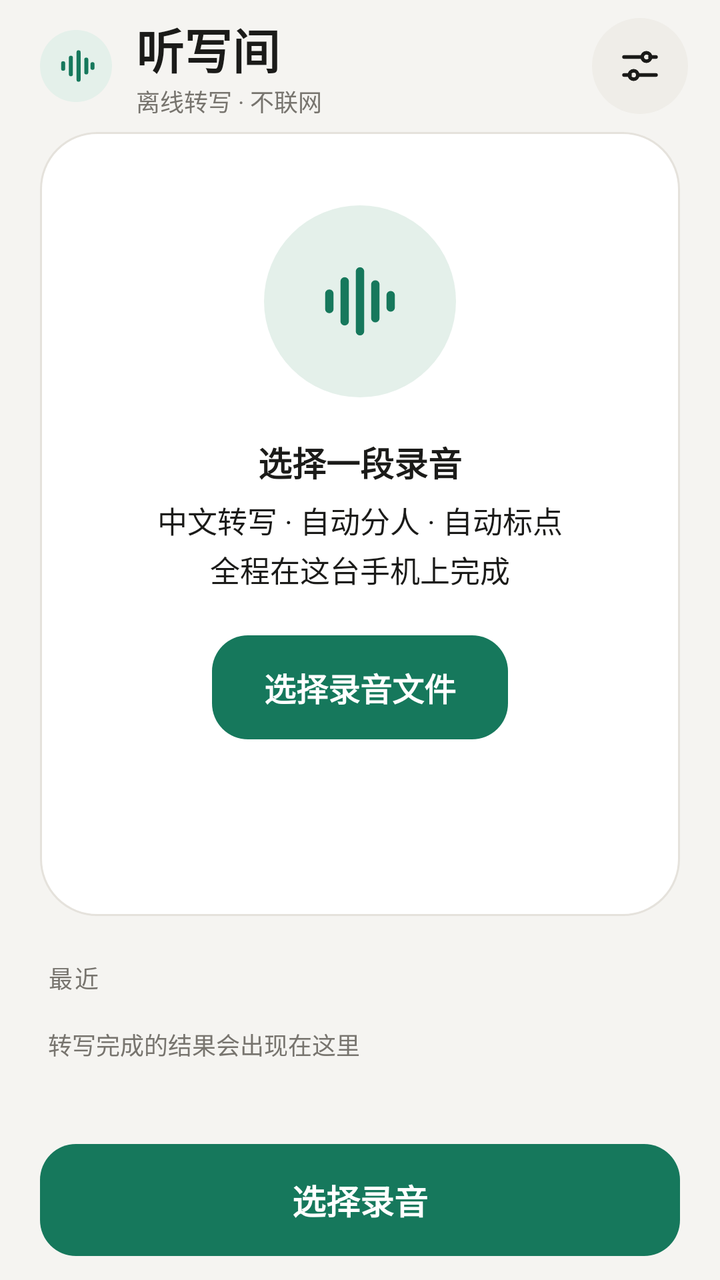
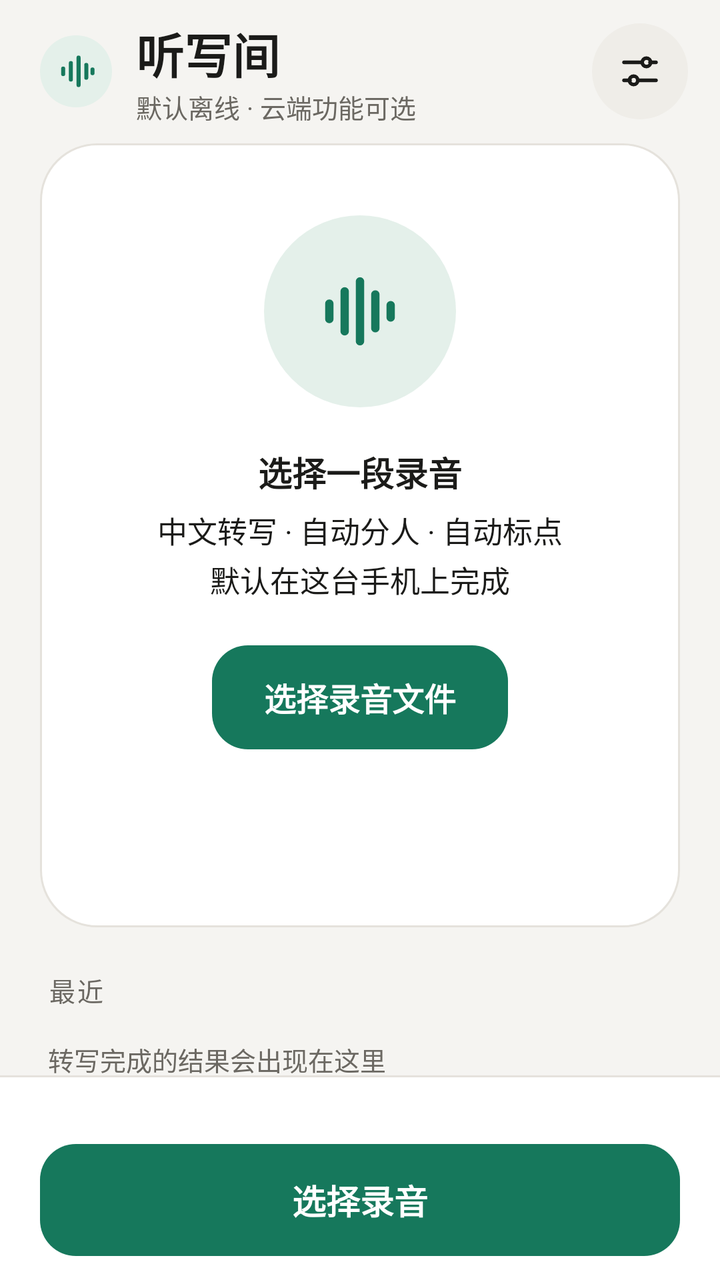

Screens rendered from an Android XML layout before and after an edit, with the pre-edit source and the edit as a unified diff.
<!-- AndroidManifest.xml: application theme AppTheme -->
<!-- res/layout/activity_main.xml -->
<?xml version="1.0" encoding="utf-8"?>
<FrameLayout xmlns:android="http://schemas.android.com/apk/res/android"
    android:id="@+id/root"
    android:layout_width="match_parent"
    android:layout_height="match_parent"
    android:background="@color/bg">

    <LinearLayout
        android:id="@+id/column"
        android:layout_width="match_parent"
        android:layout_height="match_parent"
        android:orientation="vertical">

        
        <LinearLayout
            android:id="@+id/appbar"
            android:layout_width="match_parent"
            android:layout_height="66dp"
            android:gravity="center_vertical"
            android:orientation="horizontal"
            android:paddingStart="20dp"
            android:paddingEnd="16dp">

            <ImageView
                android:layout_width="36dp"
                android:layout_height="36dp"
                android:background="@drawable/bg_circle_soft"
                android:padding="7dp"
                android:src="@drawable/ic_logo"
                android:importantForAccessibility="no" />

            <LinearLayout
                android:layout_width="0dp"
                android:layout_height="wrap_content"
                android:layout_weight="1"
                android:layout_marginStart="12dp"
                android:orientation="vertical">

                <TextView android:layout_width="match_parent" android:layout_height="wrap_content" android:id="@+id/drop_title"
                    android:ellipsize="end"
                    android:maxLines="1"
                    style="@style/T.Title"
                    android:text="听写间"/>

                <TextView android:layout_width="match_parent" android:layout_height="wrap_content" style="@style/T.Caption"
                    android:text="离线转写 · 不联网"/>
            </LinearLayout>

            <ImageView
                android:id="@+id/settings"
                android:layout_width="48dp"
                android:layout_height="48dp"
                android:background="@drawable/bg_icon_circle"
                android:padding="12dp"
                android:src="@drawable/ic_settings"
                android:tint="@color/ink"
                android:contentDescription="设置" />
        </LinearLayout>

        
        <ScrollView
            android:id="@+id/main"
            android:layout_width="match_parent"
            android:layout_height="0dp"
            android:layout_weight="1"
            android:fillViewport="true"
            android:scrollbars="none"
            android:overScrollMode="never">

            <LinearLayout
                android:layout_width="match_parent"
                android:layout_height="wrap_content"
                android:orientation="vertical"
                android:paddingStart="20dp"
                android:paddingEnd="20dp"
                android:paddingBottom="16dp">

                
                <FrameLayout
                    android:id="@+id/hero"
                    android:layout_width="match_parent"
                    android:layout_height="wrap_content"
                    android:minHeight="392dp"
                    android:background="@drawable/bg_hero"
                    android:padding="24dp">

                    
                    <LinearLayout
                        android:id="@+id/state_idle"
                        android:layout_width="match_parent"
                        android:layout_height="wrap_content"
                        android:layout_gravity="center"
                        android:gravity="center_horizontal"
                        android:orientation="vertical">

                        <FrameLayout
                            android:layout_width="96dp"
                            android:layout_height="96dp"
                            android:background="@drawable/bg_circle_soft">

                            <ImageView
                                android:layout_width="46dp"
                                android:layout_height="46dp"
                                android:layout_gravity="center"
                                android:src="@drawable/ic_wave"
                                android:tint="@color/accent"
                                android:importantForAccessibility="no" />
                        </FrameLayout>

                        <TextView android:layout_width="match_parent" android:layout_height="wrap_content" android:id="@+id/drop_hint"
                            style="@style/T.CardTitle"
                            android:gravity="center"
                            android:layout_marginTop="20dp"
                            android:text="选择一段录音"/>

                        <TextView android:layout_width="match_parent" android:layout_height="wrap_content" style="@style/T.Body"
                            android:layout_marginTop="6dp"
                            android:gravity="center"
                            android:text="中文转写 · 自动分人 · 自动标点\n全程在这台手机上完成"/>

                        <TextView
                            android:id="@+id/drop"
                            android:layout_width="wrap_content"
                            android:layout_height="52dp"
                            android:layout_marginTop="22dp"
                            android:background="@drawable/bg_primary"
                            android:gravity="center"
                            android:paddingStart="26dp"
                            android:paddingEnd="26dp"
                            android:text="选择录音文件"
                            android:textColor="@color/on_accent"
                            android:textSize="16sp"
                            android:textStyle="bold" />

                        <TextView android:layout_width="match_parent" android:layout_height="wrap_content" android:id="@+id/file_meta"
                            style="@style/T.Num"
                            android:layout_marginTop="14dp"
                            android:gravity="center"/>

                        <TextView android:layout_width="match_parent" android:layout_height="wrap_content" android:id="@+id/file_error"
                            style="@style/T.Caption"
                            android:layout_marginTop="8dp"
                            android:gravity="center"
                            android:textColor="@color/danger"/>
                    </LinearLayout>

                    
                    <LinearLayout
                        android:id="@+id/state_prep"
                        android:layout_width="match_parent"
                        android:layout_height="wrap_content"
                        android:layout_gravity="center"
                        android:gravity="center_horizontal"
                        android:orientation="vertical"
                        android:visibility="gone">

                        <FrameLayout
                            android:layout_width="84dp"
                            android:layout_height="84dp"
                            android:background="@drawable/bg_circle_soft">

                            <ImageView
                                android:id="@+id/prep_icon"
                                android:layout_width="40dp"
                                android:layout_height="40dp"
                                android:layout_gravity="center"
                                android:src="@drawable/ic_refresh"
                                android:tint="@color/accent"
                                android:importantForAccessibility="no" />
                        </FrameLayout>

                        <TextView
                            android:id="@+id/prep_percent"
                            android:layout_width="wrap_content"
                            android:layout_height="wrap_content"
                            android:layout_marginTop="18dp"
                            android:fontFamily="sans-serif"
                            android:textColor="@color/ink"
                            android:textSize="46sp"
                            android:textStyle="bold" />

                        <ProgressBar
                            android:id="@+id/prep_bar"
                            style="?android:attr/progressBarStyleHorizontal"
                            android:layout_width="212dp"
                            android:layout_height="8dp"
                            android:layout_marginTop="18dp"
                            android:max="1000"
                            android:progressDrawable="@drawable/seek_track" />

                        <TextView android:layout_width="match_parent" android:layout_height="wrap_content" android:id="@+id/prep_detail"
                            style="@style/T.Body"
                            android:layout_marginTop="14dp"
                            android:gravity="center"/>

                        <TextView android:layout_width="match_parent" android:layout_height="wrap_content" style="@style/T.Caption"
                            android:layout_marginTop="10dp"
                            android:text="只在这台手机上解压，不需要联网"/>
                    </LinearLayout>

                    
                    <LinearLayout
                        android:id="@+id/state_run"
                        android:layout_width="match_parent"
                        android:layout_height="wrap_content"
                        android:layout_gravity="center"
                        android:gravity="center_horizontal"
                        android:orientation="vertical"
                        android:visibility="gone">

                        <FrameLayout
                            android:layout_width="196dp"
                            android:layout_height="196dp">

                            <com.example.tingxiejian.RingView
                                android:id="@+id/ring"
                                android:layout_width="196dp"
                                android:layout_height="196dp"
                                android:importantForAccessibility="no" />

                            <LinearLayout
                                android:layout_width="match_parent"
                                android:layout_height="wrap_content"
                                android:layout_gravity="center"
                                android:gravity="center"
                                android:orientation="vertical">

                                <TextView
                                    android:id="@+id/ring_label"
                                    android:layout_width="wrap_content"
                                    android:layout_height="wrap_content"
                                    android:fontFamily="sans-serif"
                                    android:textColor="@color/ink"
                                    android:textSize="42sp"
                                    android:textStyle="bold" />

                                <ProgressBar
                                    android:id="@+id/phase_spinner"
                                    style="?android:attr/progressBarStyleSmall"
                                    android:layout_width="26dp"
                                    android:layout_height="26dp"
                                    android:layout_marginTop="8dp"
                                    android:indeterminateTint="@color/accent"
                                    android:contentDescription="正在处理，当前阶段无法估算进度"
                                    android:visibility="gone" />

                                <TextView android:layout_width="match_parent" android:layout_height="wrap_content" android:id="@+id/stage"
                                    style="@style/T.Caption"
                                    android:gravity="center"
                                    android:layout_marginTop="2dp"
                                    android:textColor="@color/muted"/>
                            </LinearLayout>
                        </FrameLayout>

                        <TextView android:layout_width="match_parent" android:layout_height="wrap_content" android:id="@+id/eta"
                            android:gravity="center"
                            style="@style/T.Body"
                            android:layout_marginTop="10dp"/>

                        <TextView android:layout_width="match_parent" android:layout_height="wrap_content" android:id="@+id/detail"
                            android:gravity="center"
                            style="@style/T.Num"
                            android:layout_marginTop="4dp"
                            android:textColor="@color/muted"/>

                        <com.example.tingxiejian.WaveView
                            android:id="@+id/wave"
                            android:layout_width="match_parent"
                            android:layout_height="42dp"
                            android:layout_marginTop="14dp" />

                        <TextView android:layout_width="match_parent" android:layout_height="wrap_content" android:id="@+id/wave_done"
                            android:gravity="center"
                            style="@style/T.Num"
                            android:layout_marginTop="8dp"/>

                        <TextView android:layout_width="match_parent" android:layout_height="wrap_content" android:id="@+id/live"
                            style="@style/T.Body"
                            android:layout_marginTop="8dp"
                            android:maxLines="3"
                            android:ellipsize="end"/>

                        <TextView android:layout_width="match_parent" android:layout_height="wrap_content" android:id="@+id/elapsed"
                            style="@style/T.Num"
                            android:layout_marginTop="8dp"
                            android:textColor="@color/muted"/>
                    </LinearLayout>

                    
                    <LinearLayout
                        android:id="@+id/state_done"
                        android:layout_width="match_parent"
                        android:layout_height="wrap_content"
                        android:layout_gravity="center"
                        android:gravity="center_horizontal"
                        android:orientation="vertical"
                        android:visibility="gone">

                        <FrameLayout
                            android:layout_width="64dp"
                            android:layout_height="64dp"
                            android:background="@drawable/bg_circle_soft">

                            <ImageView
                                android:id="@+id/done_icon"
                                android:layout_width="30dp"
                                android:layout_height="30dp"
                                android:layout_gravity="center"
                                android:src="@drawable/ic_check"
                                android:tint="@color/accent"
                                android:importantForAccessibility="no" />
                        </FrameLayout>

                        <TextView android:layout_width="match_parent" android:layout_height="wrap_content" android:id="@+id/result_summary"
                            style="@style/T.CardTitle"
                            android:layout_marginTop="14dp"
                            android:gravity="center"/>

                        <TextView android:layout_width="match_parent" android:layout_height="wrap_content" android:id="@+id/result_warning"
                            style="@style/T.Caption"
                            android:layout_marginTop="10dp"
                            android:background="@drawable/bg_soft_warn"
                            android:padding="10dp"
                            android:textColor="@color/warn"
                            android:visibility="gone"/>

                        <TextView android:layout_width="match_parent" android:layout_height="wrap_content" android:id="@+id/result_preview"
                            style="@style/T.Body"
                            android:layout_marginTop="12dp"
                            android:maxLines="5"
                            android:ellipsize="end"/>

                        <LinearLayout
                            android:layout_width="match_parent"
                            android:layout_height="wrap_content"
                            android:layout_marginTop="16dp"
                            android:gravity="center_vertical"
                            android:orientation="horizontal">

                            <ImageView
                                android:id="@+id/play"
                                android:layout_width="52dp"
                                android:layout_height="52dp"
                                android:background="@drawable/bg_primary"
                                android:padding="15dp"
                                android:src="@drawable/ic_play"
                                android:tint="@color/on_accent"
                                android:contentDescription="播放" />

                            <SeekBar
                                android:id="@+id/seek"
                                android:layout_width="0dp"
                                android:layout_height="wrap_content"
                                android:layout_weight="1"
                                android:layout_marginStart="12dp"
                                android:layout_marginEnd="12dp"
                                android:thumb="@drawable/seek_thumb"
                                android:progressDrawable="@drawable/seek_track" />

                            <TextView android:layout_width="wrap_content" android:layout_height="wrap_content" android:id="@+id/player_time"
                                style="@style/T.Num"/>
                        </LinearLayout>

                        <LinearLayout
                            android:layout_width="match_parent"
                            android:layout_height="wrap_content"
                            android:layout_marginTop="18dp"
                            android:orientation="horizontal">

                            <LinearLayout
                                android:id="@+id/copy"
                                android:layout_width="0dp"
                                android:layout_height="wrap_content"
                                android:layout_weight="1"
                                android:gravity="center"
                                android:orientation="vertical">

                                <ImageView
                                    android:layout_width="46dp"
                                    android:layout_height="46dp"
                                    android:background="@drawable/bg_icon_circle"
                                    android:padding="12dp"
                                    android:src="@drawable/ic_copy"
                                    android:tint="@color/ink"
                                    android:importantForAccessibility="no" />

                                <TextView android:layout_width="match_parent" android:layout_height="wrap_content" style="@style/T.Caption"
                                    android:layout_marginTop="6dp"
                                    android:text="复制"/>
                            </LinearLayout>

                            <LinearLayout
                                android:id="@+id/share"
                                android:layout_width="0dp"
                                android:layout_height="wrap_content"
                                android:layout_weight="1"
                                android:gravity="center"
                                android:orientation="vertical">

                                <ImageView
                                    android:layout_width="46dp"
                                    android:layout_height="46dp"
                                    android:background="@drawable/bg_icon_circle"
                                    android:padding="12dp"
                                    android:src="@drawable/ic_share"
                                    android:tint="@color/ink"
                                    android:importantForAccessibility="no" />

                                <TextView android:layout_width="match_parent" android:layout_height="wrap_content" style="@style/T.Caption"
                                    android:layout_marginTop="6dp"
                                    android:text="分享"/>
                            </LinearLayout>

                            <LinearLayout
                                android:id="@+id/save"
                                android:layout_width="0dp"
                                android:layout_height="wrap_content"
                                android:layout_weight="1"
                                android:gravity="center"
                                android:orientation="vertical">

                                <ImageView
                                    android:layout_width="46dp"
                                    android:layout_height="46dp"
                                    android:background="@drawable/bg_icon_circle"
                                    android:padding="12dp"
                                    android:src="@drawable/ic_export"
                                    android:tint="@color/ink"
                                    android:importantForAccessibility="no" />

                                <TextView android:layout_width="match_parent" android:layout_height="wrap_content" style="@style/T.Caption"
                                    android:layout_marginTop="6dp"
                                    android:text="导出"/>
                            </LinearLayout>

                            <LinearLayout
                                android:id="@+id/open_full"
                                android:layout_width="0dp"
                                android:layout_height="wrap_content"
                                android:layout_weight="1"
                                android:gravity="center"
                                android:orientation="vertical">

                                <ImageView
                                    android:layout_width="46dp"
                                    android:layout_height="46dp"
                                    android:id="@+id/open_full_icon"
                                    android:background="@drawable/bg_icon_circle"
                                    android:padding="12dp"
                                    android:src="@drawable/ic_file"
                                    android:tint="@color/ink"
                                    android:importantForAccessibility="no" />

                                <TextView android:layout_width="match_parent" android:layout_height="wrap_content" style="@style/T.Caption"
                                    android:layout_marginTop="6dp"
                                    android:text="全文"/>
                            </LinearLayout>
                        </LinearLayout>
                    </LinearLayout>
                </FrameLayout>

                
                <TextView android:layout_width="match_parent" android:layout_height="wrap_content" style="@style/T.Caption"
                    android:layout_marginTop="22dp"
                    android:layout_marginStart="4dp"
                    android:letterSpacing="0.08"
                    android:text="最近"
                    android:textColor="@color/muted"/>

                <LinearLayout
                    android:id="@+id/history_list"
                    android:layout_width="match_parent"
                    android:layout_height="wrap_content"
                    android:layout_marginTop="10dp"
                    android:orientation="vertical" />

                <TextView android:layout_width="match_parent" android:layout_height="wrap_content" android:id="@+id/history_empty"
                    style="@style/T.Caption"
                    android:layout_marginTop="6dp"
                    android:layout_marginStart="4dp"
                    android:text="转写完成的结果会出现在这里"/>
            </LinearLayout>
        </ScrollView>

        
        <LinearLayout
            android:id="@+id/bottombar"
            android:layout_width="match_parent"
            android:layout_height="wrap_content"
            android:orientation="vertical"
            android:paddingStart="20dp"
            android:paddingEnd="20dp"
            android:paddingTop="10dp"
            android:paddingBottom="12dp">

            <TextView android:layout_width="match_parent" android:layout_height="wrap_content" android:id="@+id/action_note"
                style="@style/T.Caption"
                android:gravity="center"
                android:textColor="@color/muted"/>

            <TextView
                android:id="@+id/run"
                android:layout_width="match_parent"
                android:layout_height="56dp"
                android:layout_marginTop="8dp"
                android:background="@drawable/bg_primary"
                android:gravity="center"
                android:text="选择录音"
                android:textColor="@color/on_accent"
                android:textSize="17sp"
                android:textStyle="bold" />
        </LinearLayout>
    </LinearLayout>
</FrameLayout>
<!-- resources referenced by this layout -->
<resources>
  <color name="accent">#16785C</color>
  <color name="bg">#F5F4F1</color>
  <color name="danger">#C2413B</color>
  <color name="ink">#1B1B19</color>
  <color name="muted">#77746E</color>
  <color name="on_accent">#FFFFFF</color>
  <color name="warn">#B45309</color>
  <!-- drawable bg_circle_soft (drawable) -->
  <shape xmlns:android="http://schemas.android.com/apk/res/android" android:shape="oval">
    <solid android:color="@color/accent_soft"/>
  </shape>
  <!-- drawable bg_hero (drawable) -->
  <shape xmlns:android="http://schemas.android.com/apk/res/android" android:shape="rectangle">
    <solid android:color="@color/surface"/>
    <corners android:radius="28dp"/>
    <stroke android:width="1dp" android:color="@color/line"/>
  </shape>
  <!-- drawable bg_icon_circle (drawable) -->
  <shape xmlns:android="http://schemas.android.com/apk/res/android" android:shape="oval">
    <solid android:color="@color/sunken"/>
  </shape>
  <!-- drawable bg_primary (drawable) -->
  <shape xmlns:android="http://schemas.android.com/apk/res/android" android:shape="rectangle">
    <solid android:color="@color/primary_fill"/>
    <corners android:radius="18dp"/>
  </shape>
  <!-- drawable bg_soft_warn (drawable) -->
  <shape xmlns:android="http://schemas.android.com/apk/res/android" android:shape="rectangle">
    <solid android:color="@color/warn_bg"/>
    <corners android:radius="14dp"/>
  </shape>
  <!-- drawable ic_play (drawable) -->
  <vector xmlns:android="http://schemas.android.com/apk/res/android"
      android:width="24dp" android:height="24dp"
      android:viewportWidth="24" android:viewportHeight="24">
    <path android:pathData="M8,5.2 L19,12 L8,18.8 Z"
          android:fillColor="#FF1B1B19" android:strokeColor="#FF1B1B19" android:strokeWidth="0"
          android:strokeLineCap="round" android:strokeLineJoin="round"/>
  </vector>
  <!-- drawable seek_thumb (drawable) -->
  <?xml version="1.0" encoding="utf-8"?>
  <layer-list xmlns:android="http://schemas.android.com/apk/res/android">
      <item>
          <shape android:shape="oval">
              <size android:width="15dp" android:height="15dp"/>
              <solid android:color="@color/accent"/>
              <stroke android:width="2.5dp" android:color="@color/surface"/>
          </shape>
      </item>
  </layer-list>
  <style name="T.Body" parent=""><item name="android:textSize">15sp</item><item name="android:textColor">@color/ink</item><item name="android:lineSpacingExtra">3dp</item></style>
  <style name="T.Caption" parent=""><item name="android:textSize">12sp</item><item name="android:textColor">@color/muted</item><item name="android:includeFontPadding">false</item><item name="android:lineSpacingExtra">2dp</item></style>
  <style name="T.CardTitle" parent=""><item name="android:textSize">17sp</item><item name="android:textStyle">bold</item><item name="android:textColor">@color/ink</item><item name="android:includeFontPadding">false</item></style>
  <style name="T.Num" parent=""><item name="android:textSize">13sp</item><item name="android:textColor">@color/muted</item><item name="android:includeFontPadding">false</item><item name="android:fontFeatureSettings">tnum</item></style>
  <style name="T.Title" parent=""><item name="android:textSize">24sp</item><item name="android:textStyle">bold</item><item name="android:textColor">@color/ink</item><item name="android:includeFontPadding">false</item></style>
  <color name="accent_soft">#E4F0EA</color>
  <color name="surface">#FFFFFF</color>
  <color name="line">#E5E2DC</color>
  <color name="sunken">#EFEDE8</color>
  <color name="primary_fill">#16785C</color>
  <color name="warn_bg">#FBF0E1</color>
  <!-- unchanged entries left out for length: 11 -->
</resources>

<!-- the commit's change to res/layout/activity_main.xml (unified diff, before → after) -->
@@ -15,11 +15,14 @@
         <LinearLayout
             android:id="@+id/appbar"
             android:layout_width="match_parent"
-            android:layout_height="66dp"
+            android:layout_height="wrap_content"
+            android:minHeight="66dp"
             android:gravity="center_vertical"
             android:orientation="horizontal"
             android:paddingStart="20dp"
-            android:paddingEnd="16dp">
+            android:paddingTop="9dp"
+            android:paddingEnd="16dp"
+            android:paddingBottom="9dp">
 
             <ImageView
                 android:layout_width="36dp"
@@ -42,8 +45,9 @@
                     style="@style/T.Title"
                     android:text="听写间"/>
 
-                <TextView android:layout_width="match_parent" android:layout_height="wrap_content" style="@style/T.Caption"
-                    android:text="离线转写 · 不联网"/>
+                <TextView android:id="@+id/recognition_mode"
+                    android:layout_width="match_parent" android:layout_height="wrap_content" style="@style/T.Caption"
+                    android:text="默认离线 · 云端功能可选"/>
             </LinearLayout>
 
             <ImageView
@@ -113,10 +117,11 @@
                             android:layout_marginTop="20dp"
                             android:text="选择一段录音"/>
 
-                        <TextView android:layout_width="match_parent" android:layout_height="wrap_content" style="@style/T.Body"
+                        <TextView android:id="@+id/recognition_summary"
+                            android:layout_width="match_parent" android:layout_height="wrap_content" style="@style/T.Body"
                             android:layout_marginTop="6dp"
                             android:gravity="center"
-                            android:text="中文转写 · 自动分人 · 自动标点\n全程在这台手机上完成"/>
+                            android:text="中文转写 · 自动分人 · 自动标点\n默认在这台手机上完成"/>
 
                         <TextView
                             android:id="@+id/drop"
@@ -483,10 +488,13 @@
         </ScrollView>
 
         
+        <View android:layout_width="match_parent" android:layout_height="1dp"
+            android:background="@color/line" />
         <LinearLayout
             android:id="@+id/bottombar"
             android:layout_width="match_parent"
             android:layout_height="wrap_content"
+            android:background="@color/surface"
             android:orientation="vertical"
             android:paddingStart="20dp"
             android:paddingEnd="20dp"
<!-- resource entries referenced after the edit -->
@@ -4,7 +4,7 @@
   <color name="bg">#F5F4F1</color>
   <color name="danger">#C2413B</color>
   <color name="ink">#1B1B19</color>
-  <color name="muted">#77746E</color>
+  <color name="muted">#6B6862</color>
   <color name="on_accent">#FFFFFF</color>
   <color name="warn">#B45309</color>
   <!-- drawable bg_circle_soft (drawable) -->
@@ -51,7 +51,7 @@
       </item>
   </layer-list>
   <style name="T.Body" parent=""><item name="android:textSize">15sp</item><item name="android:textColor">@color/ink</item><item name="android:lineSpacingExtra">3dp</item></style>
-  <style name="T.Caption" parent=""><item name="android:textSize">12sp</item><item name="android:textColor">@color/muted</item><item name="android:includeFontPadding">false</item><item name="android:lineSpacingExtra">2dp</item></style>
+  <style name="T.Caption" parent=""><item name="android:textSize">13sp</item><item name="android:textColor">@color/muted</item><item name="android:includeFontPadding">false</item><item name="android:lineSpacingExtra">2dp</item></style>
   <style name="T.CardTitle" parent=""><item name="android:textSize">17sp</item><item name="android:textStyle">bold</item><item name="android:textColor">@color/ink</item><item name="android:includeFontPadding">false</item></style>
   <style name="T.Num" parent=""><item name="android:textSize">13sp</item><item name="android:textColor">@color/muted</item><item name="android:includeFontPadding">false</item><item name="android:fontFeatureSettings">tnum</item></style>
   <style name="T.Title" parent=""><item name="android:textSize">24sp</item><item name="android:textStyle">bold</item><item name="android:textColor">@color/ink</item><item name="android:includeFontPadding">false</item></style>
